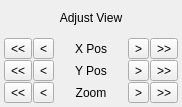
This is src/qt_screens/ManageViewScreen.ui in ramcdona/OpenVSP as Qt 5 draws it before an edit. The edited form follows.
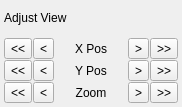
This is the edited form.

Commit message: Label alignment is handled by the style sheets.

Patch:
```diff
--- a/src/qt_screens/ManageViewScreen.ui
+++ b/src/qt_screens/ManageViewScreen.ui
@@ -191,9 +191,6 @@
      <property name="text">
       <string>Adjust View</string>
      </property>
-     <property name="alignment">
-      <set>Qt::AlignCenter</set>
-     </property>
     </widget>
    </item>
   </layout>
```
The commit also changes 3 other files.
